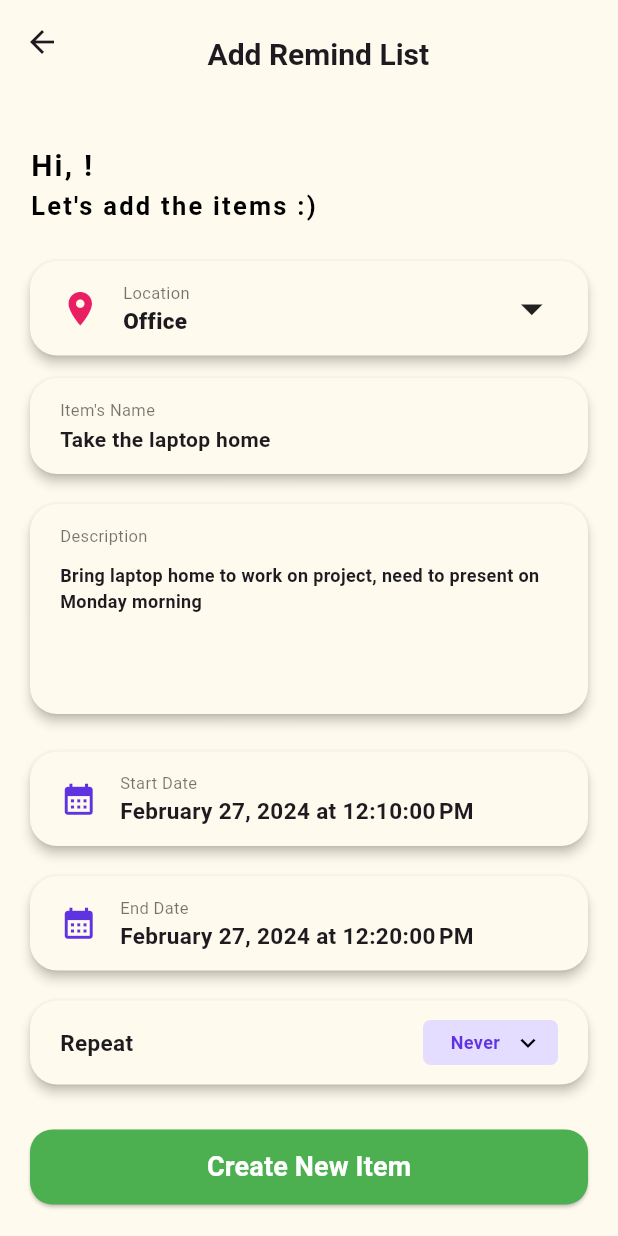
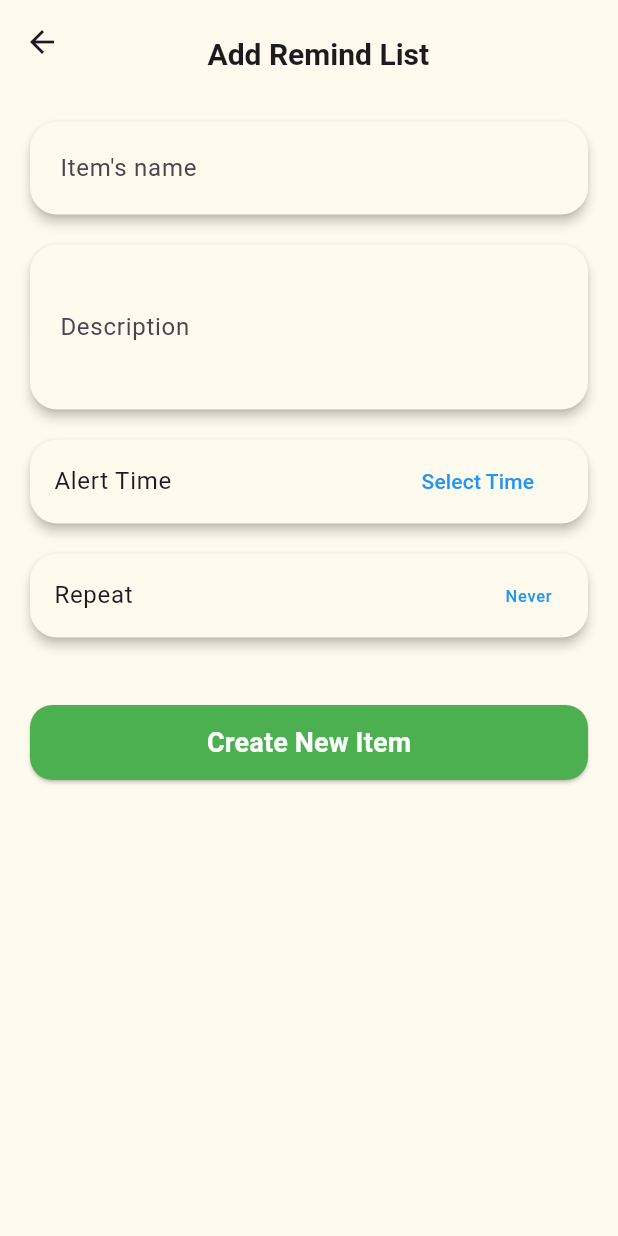
Before and after one commit to 24pnps/HomeAlert-App, a Flutter app: the AddItemPage screen opened by its route, on a phone screen of 412 x 824 dp. Run offline on Flutter 3.47's test engine with Material 3 defaults, Android fonts, the phone set to English and light mode, and no system bars; our stand-ins replace cloud_firestore, firebase_auth, firebase_core, google_fonts, google_nav_bar, line_awesome_flutter; accounts and stored records are empty.

Commit message:
Updated notification_add.dart

```diff
--- a/proj_progress1_120_179_181_210/homealert_app/lib/pages/notification_add.dart
+++ b/proj_progress1_120_179_181_210/homealert_app/lib/pages/notification_add.dart
@@ -1,10 +1,177 @@
 import 'package:flutter/material.dart';
-import 'package:google_fonts/google_fonts.dart';
+import 'package:cloud_firestore/cloud_firestore.dart';
+import 'notification.dart'; // Import the notification.dart file
 
-class AddItemPage extends StatelessWidget {
-  // final String data;
-  // const AddItemPage({Key? key, required this.data}) : super(key: key);
-  const AddItemPage({Key? key}) : super(key: key);
+class AddItemPage extends StatefulWidget {
+  final String username;
+
+  AddItemPage({required this.username, Key? key}) : super(key: key);
+
+  @override
+  _AddItemPageState createState() => _AddItemPageState();
+}
+
+class _AddItemPageState extends State<AddItemPage> {
+  TextEditingController nameController = TextEditingController();
+  TextEditingController descriptionController = TextEditingController();
+  TimeOfDay? alertTime;
+  String itemName = '';
+  String itemDescription = '';
+  List<String> repeatOptions = [];
+  String selectedRepeatOption = 'Never';
+
+  Future<void> saveItemToFirebase(String itemName, String itemDescription,
+      TimeOfDay? alertTime, List<String> repeatOptions) async {
+    await FirebaseFirestore.instance.collection('Item').add({
+      'itemName': itemName,
+      'itemDescription': itemDescription,
+      'alertTime': alertTime != null
+          ? '${alertTime!.hour.toString().padLeft(2, '0')}:${alertTime!.minute.toString().padLeft(2, '0')}'
+          : null,
+      'repeatOptions': repeatOptions,
+    });
+  }
+
+  void showRepeatOptionsDialog(BuildContext context) async {
+    List<String> result = await showDialog(
+      context: context,
+      builder: (BuildContext context) {
+        List<String> selectedOptions =
+            repeatOptions.toList(); // Create a copy of repeatOptions
+        return AlertDialog(
+          title: Text('Select Repeat Options'),
+          content: StatefulBuilder(
+            builder: (BuildContext context, StateSetter setState) {
+              return Column(
+                mainAxisSize: MainAxisSize.min,
+                children: [
+                  CheckboxListTile(
+                    title: Text('Never'),
+                    value: selectedOptions
+                        .isEmpty, // Check if no options are selected
+                    onChanged: (value) {
+                      setState(() {
+                        if (value!)
+                          selectedOptions
+                              .clear(); // Clear other options if "Never" is selected
+                      });
+                    },
+                  ),
+                  CheckboxListTile(
+                    title: Text('Sunday'),
+                    value: selectedOptions.contains('Sun'),
+                    onChanged: (value) {
+                      setState(() {
+                        if (value!)
+                          selectedOptions.add('Sun');
+                        else
+                          selectedOptions.remove('Sun');
+                      });
+                    },
+                  ),
+                  CheckboxListTile(
+                    title: Text('Monday'),
+                    value: selectedOptions.contains('Mon'),
+                    onChanged: (value) {
+                      setState(() {
+                        if (value!)
+                          selectedOptions.add('Mon');
+                        else
+                          selectedOptions.remove('Mon');
+                      });
+                    },
+                  ),
+                  CheckboxListTile(
+                    title: Text('Tuesday'),
+                    value: selectedOptions.contains('Tue'),
+                    onChanged: (value) {
+                      setState(() {
+                        if (value!)
+                          selectedOptions.add('Tue');
+                        else
+                          selectedOptions.remove('Tue');
+                      });
+                    },
+                  ),
+                  CheckboxListTile(
+                    title: Text('Wednesday'),
+                    value: selectedOptions.contains('Wed'),
+                    onChanged: (value) {
+                      setState(() {
+                        if (value!)
+                          selectedOptions.add('Wed');
+                        else
+                          selectedOptions.remove('Wed');
+                      });
+                    },
+                  ),
+                  CheckboxListTile(
+                    title: Text('Thursday'),
+                    value: selectedOptions.contains('Thu'),
+                    onChanged: (value) {
+                      setState(() {
+                        if (value!)
+                          selectedOptions.add('Thu');
+                        else
+                          selectedOptions.remove('Thu');
+                      });
+                    },
+                  ),
+                  CheckboxListTile(
+                    title: Text('Friday'),
+                    value: selectedOptions.contains('Fri'),
+                    onChanged: (value) {
+                      setState(() {
+                        if (value!)
+                          selectedOptions.add('Fri');
+                        else
+                          selectedOptions.remove('Fri');
+                      });
+                    },
+                  ),
+                  CheckboxListTile(
+                    title: Text('Saturday'),
+                    value: selectedOptions.contains('Sat'),
+                    onChanged: (value) {
+                      setState(() {
+                        if (value!)
+                          selectedOptions.add('Sat');
+                        else
+                          selectedOptions.remove('Sat');
+                      });
+                    },
+                  ),
+                ],
+              );
+            },
+          ),
+          actions: <Widget>[
+            TextButton(
+              onPressed: () {
+                Navigator.of(context).pop(); // Close dialog
+              },
+              child: Text('CANCEL'),
+            ),
+            TextButton(
+              onPressed: () {
+                Navigator.of(context)
+                    .pop(selectedOptions); // Return selectedOptions
+              },
+              child: Text('OK'),
+            ),
+          ],
+        );
+      },
+    );
+
+    if (result != null) {
+      setState(() {
+        repeatOptions = result;
+        selectedRepeatOption =
+            repeatOptions.isEmpty ? 'Never' : repeatOptions.join(', ');
+      });
+    }
+  }
 
   @override
   Widget build(BuildContext context) {
@@ -17,9 +184,7 @@ class AddItemPage extends StatelessWidget {
           child: Row(
             mainAxisAlignment: MainAxisAlignment.spaceBetween,
             children: [
-              Text(
-                "",
-              ),
+              Text(""),
               Text(
                 "Add Remind List",
                 style: TextStyle(
@@ -27,9 +192,7 @@ class AddItemPage extends StatelessWidget {
                   fontSize: 20,
                 ),
               ),
-              Text(
-                "        ",
-              ),
+              Text("        "),
             ],
           ),
         ),
@@ -38,84 +201,8 @@ class AddItemPage extends StatelessWidget {
         child: Column(
           crossAxisAlignment: CrossAxisAlignment.start,
           children: [
-            // Select Location Card
-            SizedBox(height: 40),
-
-            Padding(
-              padding: const EdgeInsets.symmetric(horizontal: 20),
-              child: Column(
-                crossAxisAlignment: CrossAxisAlignment.start,
-                children: [
-                  Text(
-                    'Hi, !',
-                    style: TextStyle(
-                      fontSize: 20,
-                      fontWeight: FontWeight.bold,
-                      color: const Color.fromARGB(255, 0, 0, 0),
-                      letterSpacing: 1.5,
-                    ),
-                  ),
-                  Text(
-                    'Let\'s add the items :)',
-                    style: TextStyle(
-                      fontSize: 17,
-                      fontWeight: FontWeight.bold,
-                      color: const Color.fromARGB(255, 0, 0, 0),
-                      letterSpacing: 1.5,
-                    ),
-                  ),
-                ],
-              ),
-            ),
-            SizedBox(height: 15),
-            Card(
-              margin: EdgeInsets.symmetric(horizontal: 20, vertical: 10),
-              elevation: 3,
-              shape: RoundedRectangleBorder(
-                borderRadius: BorderRadius.circular(18.0),
-              ),
-              color: Color(0xFFFEFAED),
-              child: Padding(
-                padding: EdgeInsets.only(
-                    left: 20.0, top: 13, bottom: 13, right: 20.0),
-                child: Row(
-                  crossAxisAlignment: CrossAxisAlignment.center,
-                  children: [
-                    // First Column (Icon)
-                    Icon(Icons.location_on, size: 27, color: Colors.pink),
-                    SizedBox(width: 15),
-                    // Second Column (Two Rows of Text)
-                    Expanded(
-                      child: Column(
-                        crossAxisAlignment: CrossAxisAlignment.start,
-                        children: [
-                          // First Row of Text (Font size 10, Gray color)
-                          Text(
-                            'Location',
-                            style: TextStyle(
-                              fontSize: 11,
-                              color: Colors.black54,
-                            ),
-                          ),
-                          // Second Row of Text (Font size 15)
-                          Text(
-                            'Office',
-                            style: TextStyle(
-                              fontSize: 15,
-                              fontWeight: FontWeight.w900,
-                            ),
-                          ),
-                        ],
-                      ),
-                    ),
-                    // Third Column (Icon)
-                    Icon(Icons.arrow_drop_down, size: 35),
-                  ],
-                ),
-              ),
-            ),
-
-            // First Card
+            SizedBox(height: 20),
+            // Input field for item name
             Card(
               margin: EdgeInsets.symmetric(horizontal: 20, vertical: 5),
               elevation: 3,
@@ -124,45 +211,24 @@ class AddItemPage extends StatelessWidget {
               ),
               color: Color(0xFFFEFAED),
               child: Padding(
-                padding: EdgeInsets.only(
-                    left: 20.0, top: 13, bottom: 13, right: 20.0),
-                child: Row(
-                  children: [
-                    Expanded(
-                      child: Column(
-                        crossAxisAlignment: CrossAxisAlignment.start,
-                        mainAxisAlignment: MainAxisAlignment.center,
-                        children: [
-                          // First Row of Text (Font size 10, Gray color)
-                          Text(
-                            'Item\'s Name',
-                            style: TextStyle(
-                              fontSize: 11,
-                              color: Colors.black54,
+                padding:
+                    EdgeInsets.only(left: 20.0, top: 3, bottom: 3, right: 20.0),
+                child: TextFormField(
+                  controller: nameController,
+                  onChanged: (value) {
+                    itemName = value;
+                  },
+                  decoration: InputDecoration(
+                    labelText: 'Item\'s name',
+                    hintText: ' ',
+                    border: InputBorder.none,
                   ),
-                          ),
-                          SizedBox(height: 2),
-                          // Second Row of Text (Font size 15)
-                          Text(
-                            'Take the laptop home',
-                            style: TextStyle(
-                              fontSize: 14,
-                              fontWeight: FontWeight.w600,
-                            ),
-                          ),
-                        ],
-                      ),
-                    ),
-                  ],
                 ),
               ),
             ),
             SizedBox(height: 10),
-
-            // Second Card
-            SizedBox(
-              height: 150, // Set the desired height
-              child: Card(
+            // Input field for item description
+            Card(
               margin: EdgeInsets.symmetric(horizontal: 20, vertical: 5),
               elevation: 3,
               shape: RoundedRectangleBorder(
@@ -170,204 +236,81 @@ class AddItemPage extends StatelessWidget {
               ),
               color: Color(0xFFFEFAED),
               child: Padding(
-                  padding: EdgeInsets.only(
-                      left: 20.0, top: 13, bottom: 13, right: 20.0),
-                  child: Column(
-                    crossAxisAlignment: CrossAxisAlignment.start,
-                    children: [
-                      // First Row of Text (Font size 10, Gray color)
-                      Text(
-                        'Description',
-                        style: TextStyle(
-                          fontSize: 11,
-                          color: Colors.black54,
+                padding:
+                    EdgeInsets.only(left: 20.0, top: 3, bottom: 3, right: 20.0),
+                child: TextFormField(
+                  controller: descriptionController,
+                  onChanged: (value) {
+                    itemDescription = value;
+                  },
+                  maxLines: 3, // Allow multiple lines for description
+                  decoration: InputDecoration(
+                    labelText: 'Description',
+                    hintText: ' ',
+                    border: InputBorder.none,
+                  ),
+                ),
               ),
             ),
             SizedBox(height: 10),
-                      // Second Row of Text (Font size 15)
-                      Text(
-                        "Bring laptop home to work on project, need to present on Monday morning",
-                        maxLines: 2,
-                        overflow: TextOverflow.ellipsis,
-                        style: TextStyle(
-                          fontSize: 12,
-                          fontWeight: FontWeight.w600,
+            // Input field for alert time
+            Card(
+              margin: EdgeInsets.symmetric(horizontal: 20, vertical: 5),
+              elevation: 3,
+              shape: RoundedRectangleBorder(
+                borderRadius: BorderRadius.circular(18.0),
               ),
+              color: Color(0xFFFEFAED),
+              child: ListTile(
+                title: Text(
+                  'Alert Time',
                 ),
-                    ],
+                trailing: TextButton(
+                  onPressed: () async {
+                    final selectedTime = await showTimePicker(
+                      context: context,
+                      initialTime: TimeOfDay.now(),
+                    );
+                    if (selectedTime != null) {
+                      setState(() {
+                        alertTime = selectedTime;
+                      });
+                    }
+                  },
+                  child: Text(
+                    alertTime != null
+                        ? '${alertTime!.hour.toString().padLeft(2, '0')}:${alertTime!.minute.toString().padLeft(2, '0')}'
+                        : 'Select Time',
+                    style: TextStyle(color: Colors.blue),
                   ),
                 ),
               ),
             ),
 
-            SizedBox(height: 20),
-
+            SizedBox(height: 10),
+            // Input field for repeat options
             Card(
-              margin: EdgeInsets.symmetric(horizontal: 20, vertical: 0),
+              margin: EdgeInsets.symmetric(horizontal: 20, vertical: 5),
               elevation: 3,
               shape: RoundedRectangleBorder(
                 borderRadius: BorderRadius.circular(18.0),
               ),
               color: Color(0xFFFEFAED),
-              child: Padding(
-                padding: EdgeInsets.only(
-                    left: 20.0, top: 13, bottom: 13, right: 20.0),
-                child: Row(
-                  crossAxisAlignment: CrossAxisAlignment.center,
-                  children: [
-                    // First Column (Icon)
-                    Icon(Icons.calendar_month,
-                        size: 25, color: Color(0xFF5F33E1)),
-                    SizedBox(width: 15),
-                    // Second Column (Two Rows of Text)
-                    Expanded(
-                      // Modification: Wrapped in Expanded
-                      child: Column(
-                        crossAxisAlignment: CrossAxisAlignment.start,
-                        children: [
-                          // First Row of Text (Font size 10, Gray color)
-                          Text(
-                            'Start Date',
-                            style: TextStyle(
-                              fontSize: 11,
-                              color: Colors.black54,
+              child: ListTile(
+                onTap: () {
+                  showRepeatOptionsDialog(context);
+                },
+                title: Text(
+                  'Repeat',
                 ),
-                          ),
-                          // Second Row of Text (Font size 15)
-                          Text(
-                            'February 27, 2024 at 12:10:00 PM',
-                            style: TextStyle(
-                              fontSize: 15,
-                              fontWeight: FontWeight.w600,
-                            ),
-                          ),
-                        ],
-                      ),
-                    ), // End of Expanded
-                  ],
+                trailing: Text(
+                  selectedRepeatOption,
+                  style: TextStyle(color: Colors.blue),
                 ),
               ),
             ),
-
-            SizedBox(height: 10),
-            Card(
-              margin: EdgeInsets.symmetric(horizontal: 20, vertical: 10),
-              elevation: 3,
-              shape: RoundedRectangleBorder(
-                borderRadius: BorderRadius.circular(18.0),
-              ),
-              color: Color(0xFFFEFAED),
-              child: Padding(
-                padding: EdgeInsets.only(
-                    left: 20.0, top: 13, bottom: 13, right: 20.0),
-                child: Row(
-                  crossAxisAlignment: CrossAxisAlignment.center,
-                  children: [
-                    // First Column (Icon)
-                    Icon(Icons.calendar_month,
-                        size: 25, color: Color(0xFF5F33E1)),
-                    SizedBox(width: 15),
-                    // Second Column (Two Rows of Text)
-                    Expanded(
-                      child: Column(
-                        crossAxisAlignment: CrossAxisAlignment.start,
-                        children: [
-                          // First Row of Text (Font size 10, Gray color)
-                          Text(
-                            'End Date',
-                            style: TextStyle(
-                              fontSize: 11,
-                              color: Colors.black54,
-                            ),
-                          ),
-                          // Second Row of Text (Font size 15)
-                          Text(
-                            'February 27, 2024 at 12:20:00 PM ',
-                            style: TextStyle(
-                              fontSize: 15,
-                              fontWeight: FontWeight.w600,
-                            ),
-                          ),
-                        ],
-                      ),
-                    ),
-                  ],
-                ),
-              ),
-            ),
-            SizedBox(height: 10),
-            // Fourth Card
-            Card(
-              margin: EdgeInsets.symmetric(horizontal: 20, vertical: 0),
-              elevation: 3,
-              shape: RoundedRectangleBorder(
-                borderRadius: BorderRadius.circular(18.0),
-              ),
-              color: Color(0xFFFEFAED),
-              child: Padding(
-                padding: EdgeInsets.only(
-                    left: 20.0, top: 13, bottom: 13, right: 20.0),
-                child: Row(
-                  crossAxisAlignment: CrossAxisAlignment.center,
-                  children: [
-                    // First Column (Text: Repeat)
-                    Text(
-                      'Repeat',
-                      style: TextStyle(
-                        fontSize: 15,
-                        fontWeight: FontWeight.w600,
-                      ),
-                    ),
-                    SizedBox(width: 15),
-                    // Second Column (Text: End Date and Icon)
-                    Expanded(
-                      child: Stack(
-                        alignment: Alignment.centerRight,
-                        children: [
-                          SizedBox(
-                            width: 90, // Adjust the width as needed
-                            child: Container(
-                              padding: EdgeInsets.symmetric(
-                                  horizontal: 10, vertical: 5),
-                              decoration: BoxDecoration(
-                                color: Color.fromARGB(255, 229, 221, 255),
-                                borderRadius: BorderRadius.circular(5.0),
-                              ),
-                              child: Row(
-                                mainAxisAlignment: MainAxisAlignment
-                                    .spaceBetween, // Aligns children along the main axis
-                                children: [
-                                  Expanded(
-                                    child: Text(
-                                      'Never',
-                                      textAlign: TextAlign
-                                          .center, // Align text to the center
-                                      style: TextStyle(
-                                        fontSize: 12,
-                                        color: Color(0xFF5F33E1),
-                                        fontWeight: FontWeight.w600,
-                                      ),
-                                    ),
-                                  ),
-                                  Icon(
-                                    Icons.expand_more,
-                                    size: 20,
-                                    color: Colors.black,
-                                  ),
-                                ],
-                              ),
-                            ),
-                          ),
-                        ],
-                      ),
-                    ),
-                  ],
-                ),
-              ),
-            ),
-
-            SizedBox(height: 10),
-
+            SizedBox(height: 20),
+            // Button to save the item
             Row(
               children: [
                 Expanded(
@@ -375,14 +318,36 @@ class AddItemPage extends StatelessWidget {
                     padding: EdgeInsets.only(left: 20, top: 20, right: 20),
                     child: ElevatedButton(
                       onPressed: () {
-                        Navigator.pop(context);
+                        // Save item to Firebase
+                        saveItemToFirebase(itemName, itemDescription, alertTime,
+                            repeatOptions);
+                        nameController.clear();
+                        descriptionController.clear();
+                        setState(() {
+                          alertTime = null;
+                          repeatOptions
+                              .clear(); // Clear the selected repeat options
+                          selectedRepeatOption =
+                              'Never'; // Reset selectedRepeatOption
+                        });
+
+                        // Navigate to the notification page
+                        Navigator.push(
+                          context,
+                          MaterialPageRoute(
+                            builder: (context) =>
+                                NotificationDemo(username: widget.username),
+                          ),
+                        );
                       },
                       style: ElevatedButton.styleFrom(
-                          backgroundColor: Colors.green,
+                        backgroundColor: Colors.green, // Background color
                         shape: RoundedRectangleBorder(
                           borderRadius: BorderRadius.circular(15),
                         ),
-                          fixedSize: Size(double.infinity, 50)),
+                        padding: EdgeInsets.symmetric(
+                            vertical: 12), // Button padding
+                      ),
                       child: Text(
                         'Create New Item',
                         style: TextStyle(
@@ -390,7 +355,7 @@ class AddItemPage extends StatelessWidget {
                           fontWeight: FontWeight.bold,
                           color: Colors.white,
                         ),
-                      ),
+                      ), // Button text
                     ),
                   ),
                 ),
```
Lines whose indentation alone changed are shown as unchanged.
